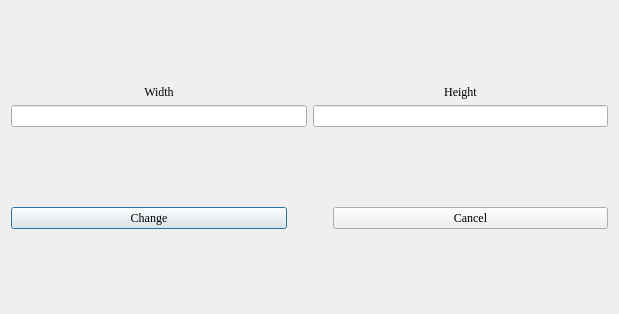
Before: the Qt Designer form Programming/4_sem (OVP)/SpaceSim/winchange.ui in Anastasia1111/Labs, drawn with Qt 5.
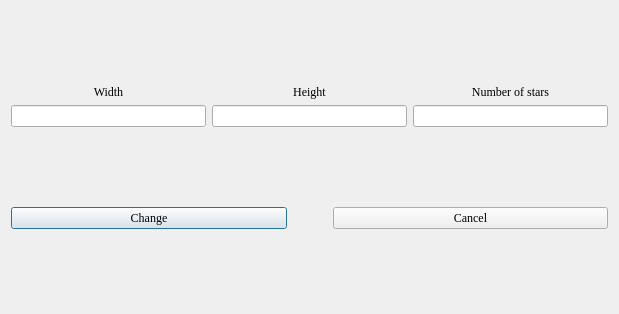
After: the same form once the commit is applied.

Patch:
```diff
--- a/Programming/4_sem (OVP)/SpaceSim/winchange.ui
+++ b/Programming/4_sem (OVP)/SpaceSim/winchange.ui
@@ -67,6 +67,29 @@
        </item>
       </layout>
      </item>
+     <item>
+      <layout class="QVBoxLayout" name="verticalLayout_3">
+       <item>
+        <widget class="QLabel" name="label_Stars">
+         <property name="sizePolicy">
+          <sizepolicy hsizetype="Preferred" vsizetype="Fixed">
+           <horstretch>0</horstretch>
+           <verstretch>0</verstretch>
+          </sizepolicy>
+         </property>
+         <property name="text">
+          <string>Number of stars</string>
+         </property>
+         <property name="alignment">
+          <set>Qt::AlignCenter</set>
+         </property>
+        </widget>
+       </item>
+       <item>
+        <widget class="QLineEdit" name="lineEdit_Stars"/>
+       </item>
+      </layout>
+     </item>
     </layout>
    </item>
    <item>
```
